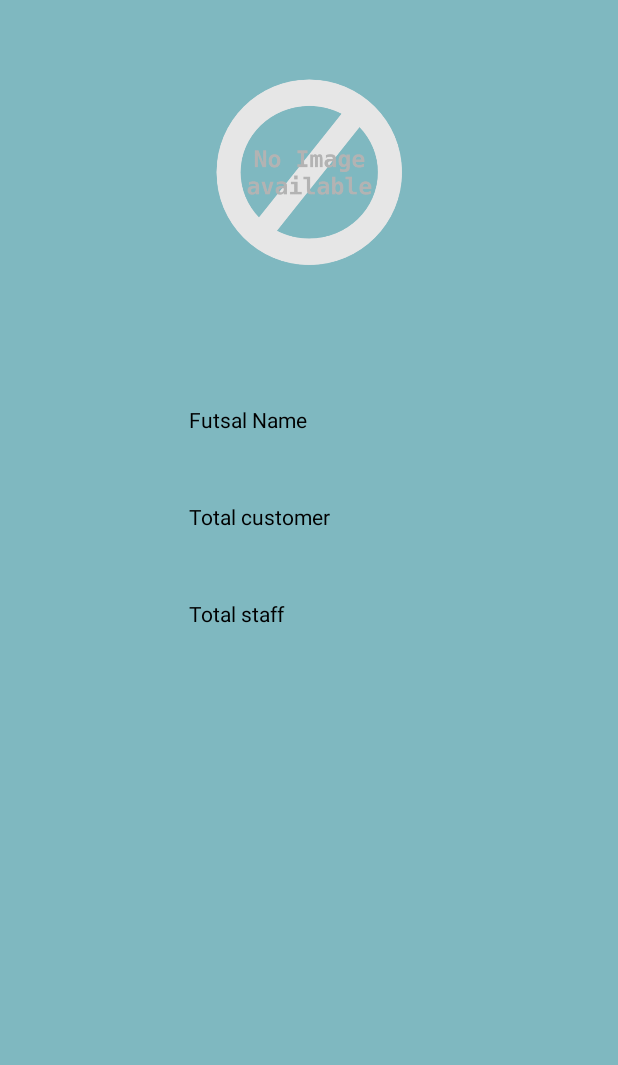
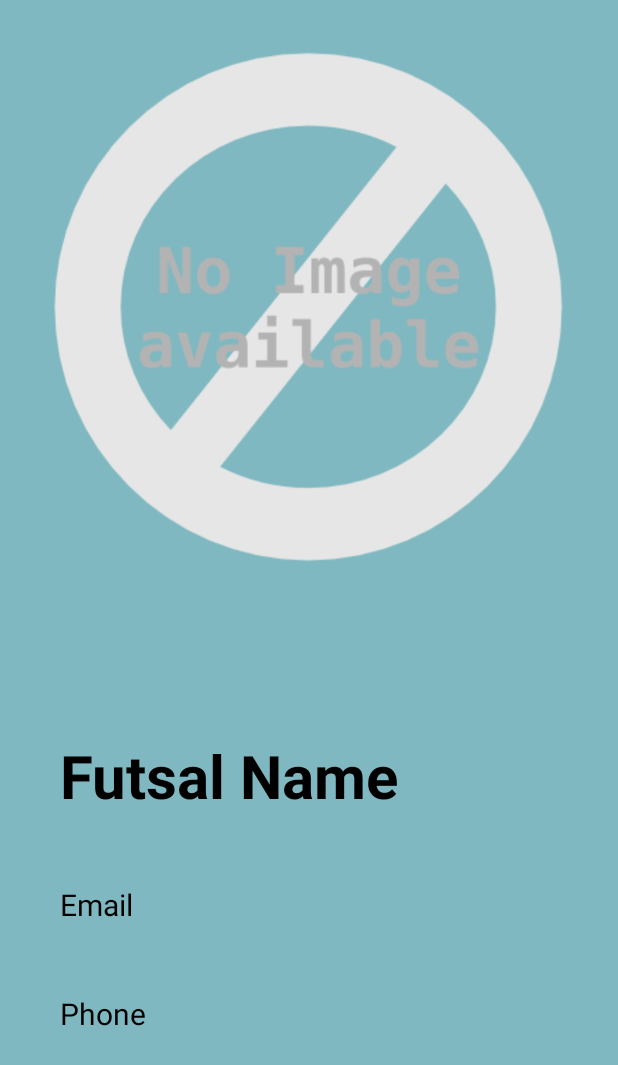
Before and after one commit to gShakya1997/futsalrecordsystem, an Android app: the FutsalProfileActivity screen opened directly, with no data from a screen before it, on a phone screen of 412 x 824 dp. Shown: the top 1065 px of the screen. Run offline under Robolectric (Android 15) with nearby library versions, the phone set to English and light mode, and no system bars; our stand-ins replace Picasso; pictures from the network do not load; Roboto replaces fonts that are not available here; 1 statement that could not run was skipped.

Commit message:
Futsal profile displayed

```diff
--- a/app/src/main/java/com/futsalrecord/futsalinfosystem/activities/futsal/FutsalProfileActivity.java
+++ b/app/src/main/java/com/futsalrecord/futsalinfosystem/activities/futsal/FutsalProfileActivity.java
@@ -5,6 +5,7 @@ import androidx.appcompat.app.AppCompatActivity;
 import android.graphics.BitmapFactory;
 import android.os.Bundle;
 import android.widget.ImageView;
+import android.widget.TextView;
 import android.widget.Toast;
 
 import com.futsalrecord.futsalinfosystem.R;
@@ -25,6 +26,7 @@ import retrofit2.Response;
 
 public class FutsalProfileActivity extends AppCompatActivity {
     private ImageView ivProfilePic;
+    private TextView tvFutsal, tvFutsalEmail, tvFutsalPhone;
 
     @Override
     protected void onCreate(Bundle savedInstanceState) {
@@ -41,29 +43,39 @@ public class FutsalProfileActivity extends AppCompatActivity {
         futsalCall.enqueue(new Callback<Futsal>() {
             @Override
             public void onResponse(Call<Futsal> call, Response<Futsal> response) {
-                if (!response.isSuccessful()){
-                    Toast.makeText(FutsalProfileActivity.this, "Code "+response.code(), Toast.LENGTH_SHORT).show();
+                if (!response.isSuccessful()) {
+                    Toast.makeText(FutsalProfileActivity.this, "Code " + response.code(), Toast.LENGTH_SHORT).show();
                     return;
                 }
-//                Picasso.get().load(imgPath).into(ivProfilePic);
                 StrictModeClass.StrictMode();
                 try {
+                    String futsalName = response.body().getFutsalName();
+                    String futsalEmail = response.body().getFutsalEmail();
+                    String futsalPhone = response.body().getFutsalPhone();
+
                     String imgPath = Url.imagePath + response.body().getFutsalImage();
                     URL url = new URL(imgPath);
                     ivProfilePic.setImageBitmap(BitmapFactory.decodeStream((InputStream) url.getContent()));
-                }catch (IOException e){
+
+                    tvFutsal.setText(futsalName);
+                    tvFutsalEmail.setText(futsalEmail);
+                    tvFutsalPhone.setText(futsalPhone);
+                } catch (IOException e) {
                     e.printStackTrace();
                 }
             }
 
             @Override
             public void onFailure(Call<Futsal> call, Throwable t) {
-                Toast.makeText(FutsalProfileActivity.this, "Error "+t.getLocalizedMessage(), Toast.LENGTH_SHORT).show();
+                Toast.makeText(FutsalProfileActivity.this, "Error " + t.getLocalizedMessage(), Toast.LENGTH_SHORT).show();
             }
         });
     }
 
     private void initialize() {
         ivProfilePic = findViewById(R.id.ivProfilePic);
+        tvFutsal = findViewById(R.id.tvFutsal);
+        tvFutsalEmail = findViewById(R.id.tvFutsalEmail);
+        tvFutsalPhone = findViewById(R.id.tvFutsalPhone);
     }
 }
--- a/app/src/main/res/layout/activity_futsal_profile.xml
+++ b/app/src/main/res/layout/activity_futsal_profile.xml
@@ -1,55 +1,56 @@
 <?xml version="1.0" encoding="utf-8"?>
-<androidx.constraintlayout.widget.ConstraintLayout xmlns:android="http://schemas.android.com/apk/res/android"
-    xmlns:app="http://schemas.android.com/apk/res-auto"
-    xmlns:tools="http://schemas.android.com/tools"
+<ScrollView xmlns:android="http://schemas.android.com/apk/res/android"
+    android:layout_width="wrap_content"
+    android:layout_height="wrap_content">
+
+    <RelativeLayout xmlns:tools="http://schemas.android.com/tools"
         android:layout_width="match_parent"
         android:layout_height="match_parent"
         tools:context=".activities.futsal.FutsalProfileActivity">
 
         <ImageView
             android:id="@+id/ivProfilePic"
-        android:layout_width="150dp"
-        android:layout_height="150dp"
-        android:layout_marginTop="40dp"
+            android:layout_width="438dp"
+            android:layout_height="410dp"
             android:gravity="center"
-        android:src="@drawable/noimage"
-        app:layout_constraintEnd_toEndOf="parent"
-        app:layout_constraintStart_toStartOf="parent"
-        app:layout_constraintTop_toTopOf="parent" />
+            android:src="@drawable/noimage" />
 
         <TextView
             android:id="@+id/tvFutsal"
             android:layout_width="wrap_content"
             android:layout_height="wrap_content"
+            android:layout_below="@+id/ivProfilePic"
+            android:layout_marginLeft="40dp"
             android:layout_marginTop="80dp"
+            android:layout_marginRight="40dp"
             android:ems="10"
             android:inputType="textPersonName"
             android:text="Futsal Name"
-        app:layout_constraintEnd_toEndOf="parent"
-        app:layout_constraintStart_toStartOf="parent"
-        app:layout_constraintTop_toBottomOf="@+id/ivProfilePic" />
+            android:textSize="40sp"
+            android:textStyle="bold" />
 
         <TextView
-        android:id="@+id/tvCustomerCount"
+            android:id="@+id/tvFutsalEmail"
             android:layout_width="wrap_content"
             android:layout_height="wrap_content"
+            android:layout_below="@+id/tvFutsal"
+            android:layout_marginLeft="40dp"
             android:layout_marginTop="45dp"
-        android:text="Total customer"
+            android:layout_marginRight="40dp"
             android:ems="10"
-        app:layout_constraintEnd_toEndOf="parent"
-        app:layout_constraintStart_toStartOf="parent"
-        app:layout_constraintTop_toBottomOf="@+id/tvFutsal" />
+            android:text="Email"
+            android:textSize="20sp" />
 
         <TextView
-        android:id="@+id/tvStatffCount"
+            android:id="@+id/tvFutsalPhone"
             android:layout_width="wrap_content"
             android:layout_height="wrap_content"
+            android:layout_below="@+id/tvFutsalEmail"
+            android:layout_marginLeft="40dp"
             android:layout_marginTop="45dp"
-        android:text="Total staff"
+            android:layout_marginRight="40dp"
             android:ems="10"
-        app:layout_constraintEnd_toEndOf="parent"
-        app:layout_constraintStart_toStartOf="parent"
-        app:layout_constraintTop_toBottomOf="@+id/tvCustomerCount" />
-
-
-</androidx.constraintlayout.widget.ConstraintLayout>
+            android:text="Phone"
+            android:textSize="20sp" />
+    </RelativeLayout>
+</ScrollView>
```
Lines whose indentation alone changed are shown as unchanged.
